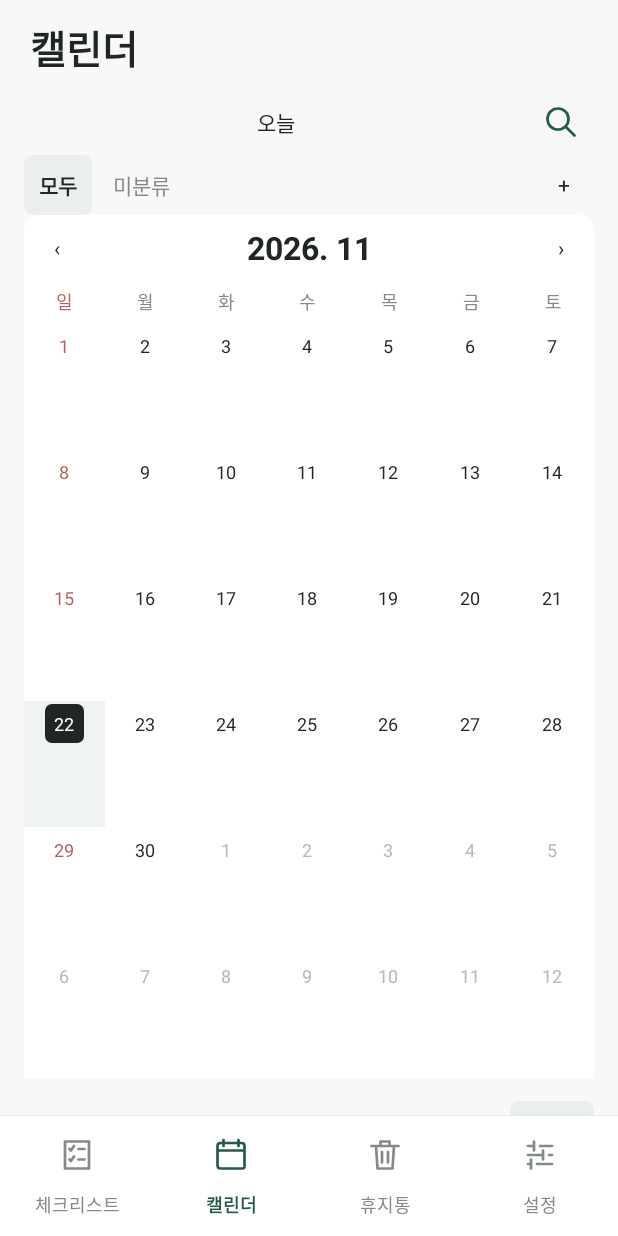
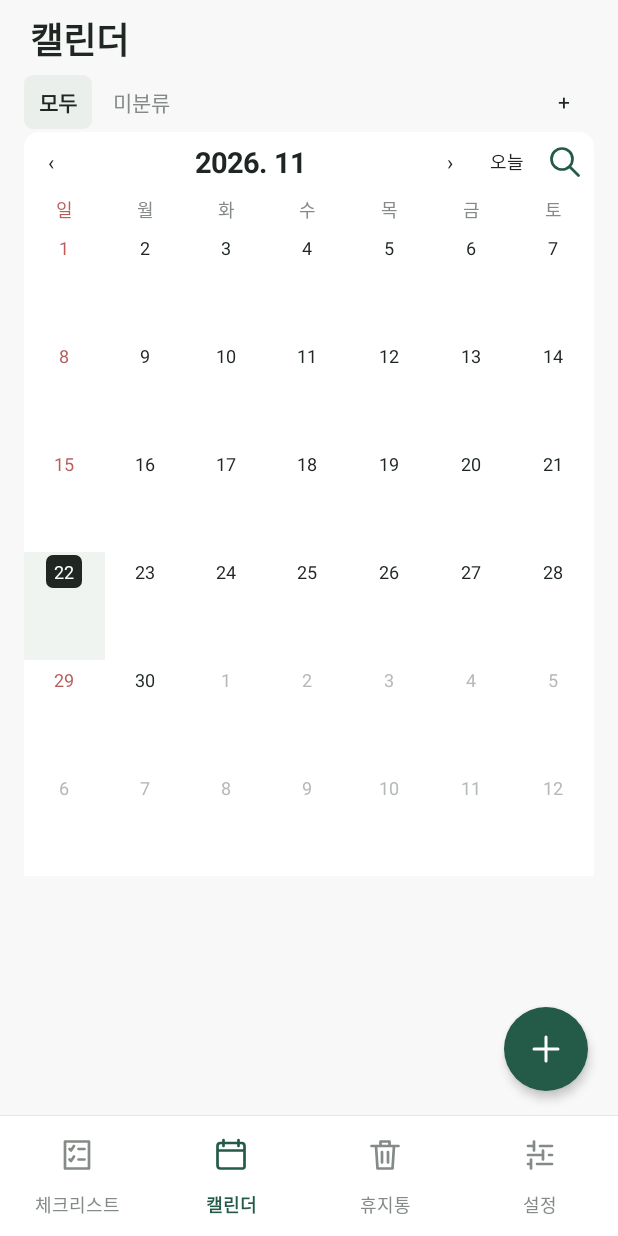
Before and after one commit to adastra07/jigeum-hana, an Android app: the screen it shows after launch (MainActivity), after a tap on "오늘", on a phone screen of 412 x 824 dp. Run offline under Robolectric (Android 15) with nearby library versions, the phone set to English and light mode, and no system bars; 2 other taps on this screen came first.

Commit message:
Add calendar month swipes, floating round add button and compact viewport-based layout

```diff
--- a/app/build.gradle.kts
+++ b/app/build.gradle.kts
@@ -6,8 +6,8 @@ android {
         applicationId = "com.adastra.focuswallpaper"
         minSdk = 26
         targetSdk = 34
-        versionCode = 23
-        versionName = "1.21"
+        versionCode = 24
+        versionName = "1.22"
     }
     signingConfigs.getByName("debug") {
         System.getenv("JIGEUM_DEBUG_KEYSTORE")?.let { storeFile = file(it) }
--- /dev/null
+++ b/app/src/main/java/com/adastra/focuswallpaper/CalendarMonthView.kt
@@ -0,0 +1,66 @@
+package com.adastra.focuswallpaper
+
+import android.content.Context
+import android.view.MotionEvent
+import android.view.ViewConfiguration
+import android.widget.LinearLayout
+import java.time.LocalDate
+import java.time.YearMonth
+import kotlin.math.abs
+
+object CalendarLayout {
+    fun rowHeight(viewportDp: Int): Int = ((viewportDp - 104) / 6).coerceIn(48, 72)
+    fun swipeDirection(dx: Float, dy: Float, width: Int, density: Float): Int {
+        val threshold = maxOf(48f * density, width * .16f)
+        if (abs(dx) < threshold || abs(dx) < abs(dy) * 1.4f) return 0
+        return if (dx < 0) 1 else -1
+    }
+    fun dateInMonth(date: LocalDate, month: YearMonth): LocalDate = month.atDay(minOf(date.dayOfMonth, month.lengthOfMonth()))
+}
+
+/** Intercept horizontal drags before date/note clicks; leave vertical scrolls to the page. */
+class CalendarMonthView(context: Context, private val changeMonth: (Int) -> Unit) : LinearLayout(context) {
+    private val slop = ViewConfiguration.get(context).scaledTouchSlop
+    private var downX = 0f
+    private var downY = 0f
+    private var dragging = false
+    private var cancelled = false
+    init { orientation = VERTICAL }
+    override fun onInterceptTouchEvent(event: MotionEvent): Boolean {
+        when (event.actionMasked) {
+            MotionEvent.ACTION_DOWN -> {
+                downX = event.rawX; downY = event.rawY; dragging = false; cancelled = false
+            }
+            MotionEvent.ACTION_POINTER_DOWN -> { cancelled = true; dragging = false; parent?.requestDisallowInterceptTouchEvent(false) }
+            MotionEvent.ACTION_MOVE -> {
+                val dx = event.rawX - downX; val dy = event.rawY - downY
+                if (!cancelled && abs(dx) > slop && abs(dx) > abs(dy) * 1.4f) {
+                    dragging = true; parent?.requestDisallowInterceptTouchEvent(true); return true
+                }
+            }
+            MotionEvent.ACTION_CANCEL, MotionEvent.ACTION_UP -> { dragging = false }
+        }
+        return dragging
+    }
+    override fun onTouchEvent(event: MotionEvent): Boolean {
+        if (event.actionMasked == MotionEvent.ACTION_DOWN) return true
+        if (!dragging && !cancelled && event.actionMasked == MotionEvent.ACTION_MOVE) {
+            val dx = event.rawX - downX; val dy = event.rawY - downY
+            if (abs(dx) > slop && abs(dx) > abs(dy) * 1.4f) {
+                dragging = true; parent?.requestDisallowInterceptTouchEvent(true)
+            }
+        }
+        if (!dragging) return true
+        when (event.actionMasked) {
+            MotionEvent.ACTION_MOVE -> { /* The gesture stays on the month surface, without moving the page. */ }
+            MotionEvent.ACTION_POINTER_DOWN -> cancelled = true
+            MotionEvent.ACTION_UP -> {
+                val direction = if (cancelled) 0 else CalendarLayout.swipeDirection(event.rawX - downX, event.rawY - downY, width, resources.displayMetrics.density)
+                dragging = false; parent?.requestDisallowInterceptTouchEvent(false)
+                if (direction != 0) changeMonth(direction)
+            }
+            MotionEvent.ACTION_CANCEL -> { dragging = false; parent?.requestDisallowInterceptTouchEvent(false) }
+        }
+        return true
+    }
+}
--- a/app/src/main/java/com/adastra/focuswallpaper/CalendarUi.kt
+++ b/app/src/main/java/com/adastra/focuswallpaper/CalendarUi.kt
@@ -25,31 +25,39 @@ class CalendarUi(private val activity: Activity, private val repo: NoteRepositor
         dayDialog = null; redrawDay = null
     }
     fun refreshDay() { if (dayDialog?.isShowing == true) redrawDay?.invoke() }
-    fun render(parent: LinearLayout) {
+    fun addMemo() { open(null, selectedDate) }
+    private fun moveMonth(direction: Int) {
+        month = month.plusMonths(direction.toLong())
+        selectedDate = CalendarLayout.dateInMonth(selectedDate, month)
+        redraw()
+    }
+    fun render(parent: LinearLayout, viewportHeight: Int = 0) {
         if (filter.isNotEmpty() && repo.categories().none { it.id == filter }) filter = ""
-        ui.row(parent).apply {
-            addView(ui.button("오늘") { month = YearMonth.now(); selectedDate = LocalDate.now(); redraw() }, LinearLayout.LayoutParams(0, -2, 1f))
-            addView(ui.icon(R.drawable.ic_search, "캘린더 메모 검색") { search() }, LinearLayout.LayoutParams(ui.dp(44), ui.dp(44)))
-        }
         categoryBar(parent) { redraw() }
-        val card = ui.column().apply { background = ui.shape(Color.WHITE, 10) }
+        val card = CalendarMonthView(activity) { moveMonth(it) }.apply { background = ui.shape(Color.WHITE, 10); contentDescription = "월간 달력, 좌우로 밀어 월 이동" }
         parent.addView(card)
         ui.row(card).apply {
-            addView(ui.button("‹") { month = month.minusMonths(1); redraw() }.apply { contentDescription = "이전 달" }, LinearLayout.LayoutParams(ui.dp(44), ui.dp(44)))
+            addView(ui.button("‹") { moveMonth(-1) }.apply { contentDescription = "이전 달" }, LinearLayout.LayoutParams(ui.dp(36), ui.dp(40)))
             addView(ui.button("${month.year}. ${month.monthValue}") { chooseDate(month.atDay(1)) { month = YearMonth.from(it); selectedDate = it; redraw() } }.apply {
-                textSize = 21f; setTypeface(null, Typeface.BOLD); contentDescription = "연도와 월 선택"
+                textSize = 19f; setPadding(ui.dp(2), ui.dp(4), ui.dp(2), ui.dp(4)); setTypeface(null, Typeface.BOLD); contentDescription = "연도와 월 선택"
             }, LinearLayout.LayoutParams(0, -2, 1f))
-            addView(ui.button("›") { month = month.plusMonths(1); redraw() }.apply { contentDescription = "다음 달" }, LinearLayout.LayoutParams(ui.dp(44), ui.dp(44)))
+            addView(ui.button("›") { moveMonth(1) }.apply { contentDescription = "다음 달" }, LinearLayout.LayoutParams(ui.dp(36), ui.dp(40)))
+            addView(ui.button("오늘") { month = YearMonth.now(); selectedDate = LocalDate.now(); redraw() }.apply { textSize = 12f; setPadding(ui.dp(4), ui.dp(4), ui.dp(4), ui.dp(4)) }, LinearLayout.LayoutParams(ui.dp(40), -2))
+            addView(ui.icon(R.drawable.ic_search, "캘린더 메모 검색") { search() }.apply { setPadding(ui.dp(7), ui.dp(7), ui.dp(7), ui.dp(7)) }, LinearLayout.LayoutParams(ui.dp(38), ui.dp(40)))
         }
         ui.row(card).apply {
             listOf("일", "월", "화", "수", "목", "금", "토").forEachIndexed { i, day ->
-                addView(ui.text(day, 12f, if (i == 0) 0xffb95b5b.toInt() else ui.muted).apply { gravity = Gravity.CENTER }, LinearLayout.LayoutParams(0, ui.dp(28), 1f))
+                addView(ui.text(day, 12f, if (i == 0) 0xffb95b5b.toInt() else ui.muted).apply { gravity = Gravity.CENTER }, LinearLayout.LayoutParams(0, ui.dp(24), 1f))
             }
         }
         val notes = repo.notes()
         val categories = repo.categories().associateBy { it.id }
         val heightDp = (activity.resources.displayMetrics.heightPixels / activity.resources.displayMetrics.density).toInt()
-        val cellHeight = ((heightDp - 320) / 6).coerceIn(76, 104)
+        val viewportDp = if (viewportHeight > 0) (viewportHeight / activity.resources.displayMetrics.density).toInt() else heightDp - 208
+        val cellHeight = CalendarLayout.rowHeight(viewportDp)
+        val fontHeight = ui.text("", 10f).paint.fontMetricsInt.let { it.bottom - it.top }
+        val entryHeight = maxOf(ui.dp(14), fontHeight) + ui.dp(2)
+        val capacity = ((ui.dp(cellHeight - 28) - maxOf(ui.dp(12), fontHeight)) / entryHeight).coerceIn(1, 3)
         CalendarDates.cells(month).chunked(7).forEach { week ->
             val line = ui.row(card).apply { gravity = Gravity.TOP }
             week.forEach { date ->
@@ -68,26 +76,22 @@ class CalendarUi(private val activity: Activity, private val repo: NoteRepositor
                     gravity = Gravity.CENTER
                     if (date == LocalDate.now()) { background = ui.shape(ui.ink, 5); setTextColor(Color.WHITE) }
                 }
-                cell.addView(day, LinearLayout.LayoutParams(ui.dp(26), ui.dp(26)).apply { gravity = Gravity.CENTER_HORIZONTAL })
+                cell.addView(day, LinearLayout.LayoutParams(ui.dp(24), ui.dp(22)).apply { gravity = Gravity.CENTER_HORIZONTAL })
                 val entries = CalendarDates.entries(notes, date, filter)
-                entries.take(3).forEach { note ->
+                entries.take(capacity).forEach { note ->
                     val category = categories[note.categoryId] ?: categories.getValue(NOTE_UNCATEGORIZED)
                     val label = ui.text(note.displayTitle, 10f).apply {
                         isSingleLine = true; ellipsize = TextUtils.TruncateAt.END; setPadding(ui.dp(2), 0, ui.dp(2), 0)
-                        background = ui.shape(category.color, 2); minimumHeight = ui.dp(15)
+                        background = ui.shape(category.color, 2); minimumHeight = ui.dp(14)
                         alpha = if (currentMonth) 1f else .65f
                         contentDescription = "${note.displayTitle}, ${ui.scheduleLabel(note.schedule!!)}, ${category.name}"
                         isClickable = true; isFocusable = true; setOnClickListener { open(note, date) }
                     }
                     cell.addView(label, LinearLayout.LayoutParams(-1, -2).apply { bottomMargin = ui.dp(2) })
                 }
-                if (entries.size > 3) cell.addView(ui.text("+${entries.size - 3}", 10f, ui.muted))
+                if (entries.size > capacity) cell.addView(ui.text("+${entries.size - capacity}", 9f, ui.muted).apply { setPadding(ui.dp(2), 0, 0, 0) })
                 line.addView(cell, LinearLayout.LayoutParams(0, -2, 1f))
             }
-        }
-        ui.row(parent).apply {
-            addView(View(activity), LinearLayout.LayoutParams(0, 1, 1f))
-            addView(ui.button("+ ", ui.soft) { open(null, selectedDate) }.apply { textSize = 27f; contentDescription = "${ui.date(selectedDate)} 메모 추가" }, LinearLayout.LayoutParams(ui.dp(56), ui.dp(52)).apply { topMargin = ui.dp(10) })
         }
     }
     private fun categoryBar(parent: LinearLayout, changed: () -> Unit) {
@@ -100,6 +104,7 @@ class CalendarUi(private val activity: Activity, private val repo: NoteRepositor
         all.forEach { category ->
             val chosen = filter == category.id
             val button = ui.button(category.name, if (chosen) ui.soft else Color.TRANSPARENT) { filter = category.id; changed() }.apply {
+                minimumHeight = ui.dp(36); setPadding(ui.dp(10), ui.dp(4), ui.dp(10), ui.dp(4))
                 isSelected = chosen; setTextColor(if (chosen) ui.ink else ui.muted)
                 setTypeface(null, if (chosen) Typeface.BOLD else Typeface.NORMAL)
                 if (category.id.isNotEmpty()) setOnLongClickListener { categoryMenu(category, changed); true }
--- a/app/src/main/java/com/adastra/focuswallpaper/MainActivity.kt
+++ b/app/src/main/java/com/adastra/focuswallpaper/MainActivity.kt
@@ -37,6 +37,7 @@ class MainActivity : Activity() {
     private var trashKind = "tasks"
     private lateinit var page: LinearLayout
     private lateinit var pageScroll: ScrollView
+    private lateinit var calendarAddButton: ImageButton
     private lateinit var heading: TextView
     private lateinit var timerPanel: LinearLayout
     private lateinit var focus: TextView
@@ -104,7 +105,23 @@ class MainActivity : Activity() {
         timerPanel.addView(flat("×") { clearFocus() }.apply { textSize = 24f; contentDescription = "집중 해제" }, LinearLayout.LayoutParams(dp(44), dp(44)))
         page = column().apply { setPadding(dp(16), 0, dp(16), dp(16)) }
         pageScroll = ScrollView(this).apply { isFillViewport = true; addView(page) }
-        root.addView(pageScroll, LinearLayout.LayoutParams(-1, 0, 1f))
+        val contentFrame = FrameLayout(this).apply { clipChildren = false; clipToPadding = false }
+        contentFrame.addView(pageScroll, FrameLayout.LayoutParams(-1, -1))
+        calendarAddButton = ImageButton(this).apply {
+            contentDescription = "일정 추가"; setImageResource(R.drawable.ic_add); setColorFilter(Color.WHITE)
+            val circle = GradientDrawable().apply { shape = GradientDrawable.OVAL; setColor(accent) }
+            val mask = GradientDrawable().apply { shape = GradientDrawable.OVAL; setColor(Color.WHITE) }
+            background = RippleDrawable(ColorStateList.valueOf(0x33ffffff), circle, mask)
+            setPadding(dp(16), dp(16), dp(16), dp(16)); elevation = dp(4).toFloat(); stateListAnimator = null
+            setOnClickListener { calendarUi.addMemo() }
+        }
+        contentFrame.addView(calendarAddButton, FrameLayout.LayoutParams(dp(56), dp(56), Gravity.BOTTOM or Gravity.END).apply {
+            setMargins(dp(16), dp(16), dp(20), dp(16))
+        })
+        root.addView(contentFrame, LinearLayout.LayoutParams(-1, 0, 1f))
+        pageScroll.addOnLayoutChangeListener { _, _, top, _, bottom, _, oldTop, _, oldBottom ->
+            if (screen == "calendar" && bottom - top != oldBottom - oldTop && bottom > top) renderPage()
+        }
         root.addView(View(this).apply { setBackgroundColor(Color.rgb(229, 232, 229)) }, LinearLayout.LayoutParams(-1, dp(1)))
         navigation = LinearLayout(this).apply { orientation = LinearLayout.HORIZONTAL; setBackgroundColor(Color.WHITE) }
         root.addView(navigation, LinearLayout.LayoutParams(-1, dp(80)))
@@ -148,8 +165,12 @@ class MainActivity : Activity() {
     }
     private fun renderPage() {
         page.removeAllViews()
+        calendarAddButton.visibility = if (screen == "calendar") View.VISIBLE else View.GONE
+        heading.textSize = if (screen == "calendar") 24f else 26f
+        heading.setPadding(dp(20), dp(if (screen == "calendar") 8 else 12), dp(20), dp(if (screen == "calendar") 4 else 8))
+        page.setPadding(dp(16), 0, dp(16), dp(if (screen == "calendar") 80 else 16))
         heading.text = when (screen) { "calendar" -> "캘린더"; "trash" -> "휴지통"; "settings" -> "설정"; else -> "체크리스트" }
-        when (screen) { "calendar" -> calendarUi.render(page); "trash" -> renderTrash(); "settings" -> renderSettings(); else -> renderTasks() }
+        when (screen) { "calendar" -> calendarUi.render(page, pageScroll.height - page.paddingTop - page.paddingBottom); "trash" -> renderTrash(); "settings" -> renderSettings(); else -> renderTasks() }
         navigation.removeAllViews()
         listOf(Triple("tasks", "체크리스트", R.drawable.ic_checklist), Triple("calendar", "캘린더", R.drawable.ic_calendar), Triple("trash", "휴지통", R.drawable.ic_trash), Triple("settings", "설정", R.drawable.ic_settings)).forEach { (id, label, icon) ->
             val chosen = screen == id
--- /dev/null
+++ b/app/src/main/res/drawable/ic_add.xml
@@ -0,0 +1,3 @@
+<vector xmlns:android="http://schemas.android.com/apk/res/android" android:width="24dp" android:height="24dp" android:viewportWidth="24" android:viewportHeight="24">
+    <path android:fillColor="@android:color/transparent" android:strokeColor="#FFFFFF" android:strokeWidth="2" android:strokeLineCap="round" android:pathData="M12,4 L12,20 M4,12 L20,12" />
+</vector>
```
Also changed, not shown: 4 other files.
